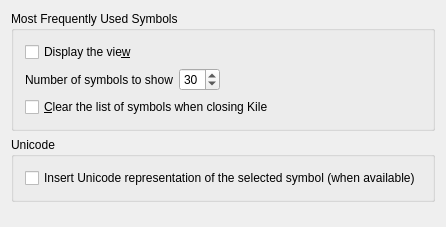
Qt form src/widgets/symbolviewconfigwidget.ui (KDE/kile) before a commit.
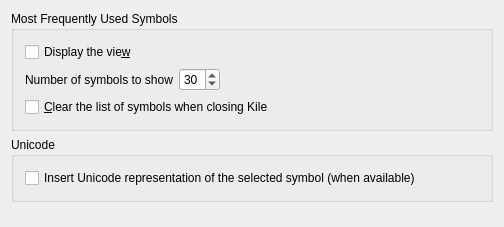
The same form after that commit.

```diff
--- a/src/widgets/symbolviewconfigwidget.ui
+++ b/src/widgets/symbolviewconfigwidget.ui
@@ -6,7 +6,7 @@
    <rect>
     <x>0</x>
     <y>0</y>
-    <width>404</width>
+    <width>504</width>
     <height>227</height>
    </rect>
   </property>
@@ -28,7 +28,7 @@
         <string>Most Frequently Used Symbols</string>
        </property>
        <property name="flat">
-        <bool>true</bool>
+        <bool>false</bool>
        </property>
        <layout class="QVBoxLayout" name="verticalLayout_2">
         <item>
@@ -94,7 +94,7 @@
         <string>Unicode</string>
        </property>
        <property name="flat">
-        <bool>true</bool>
+        <bool>false</bool>
        </property>
        <layout class="QVBoxLayout" name="verticalLayout">
         <item>
```
